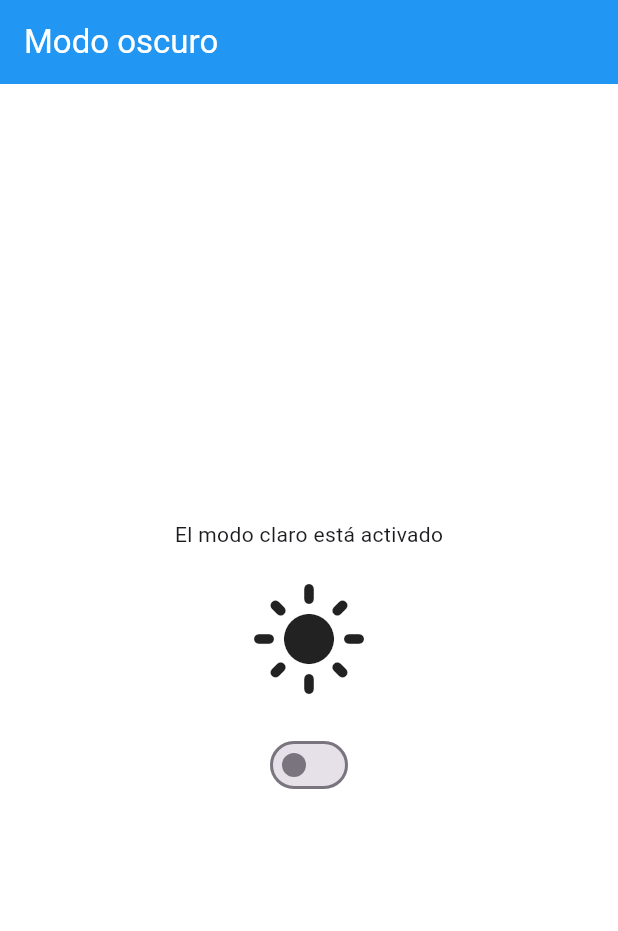
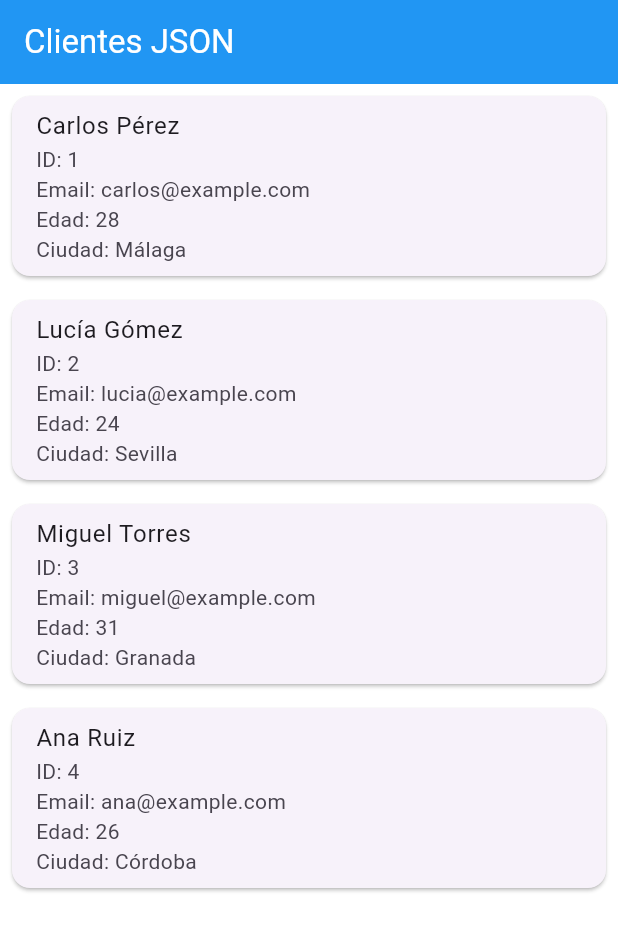
Before and after one commit to Miguelae9/Estudio_Persistencia_Datos, a Flutter app: the screen it shows after launch, on a phone screen of 412 x 824 dp. Shown: the top 931 px of the screen. Run offline on Flutter 3.47's test engine with Material 3 defaults, Android fonts, the light colour scheme and no system bars; our stand-ins replace cloud_firestore, firebase_auth, firebase_core, shared_preferences, sqflite; accounts and stored records are empty.

Commit message:
10/03/2026 (Casa) - 3

```diff
--- /dev/null
+++ b/persistencia_datos/assets/json/clientes.json
@@ -0,0 +1,30 @@
+[
+    {
+        "id": 1,
+        "nombre": "Carlos Pérez",
+        "email": "carlos@example.com",
+        "edad": 28,
+        "ciudad": "Málaga"
+    },
+    {
+        "id": 2,
+        "nombre": "Lucía Gómez",
+        "email": "lucia@example.com",
+        "edad": 24,
+        "ciudad": "Sevilla"
+    },
+    {
+        "id": 3,
+        "nombre": "Miguel Torres",
+        "email": "miguel@example.com",
+        "edad": 31,
+        "ciudad": "Granada"
+    },
+    {
+        "id": 4,
+        "nombre": "Ana Ruiz",
+        "email": "ana@example.com",
+        "edad": 26,
+        "ciudad": "Córdoba"
+    }
+]
--- /dev/null
+++ b/persistencia_datos_ejercicios/assets/json/clientes.json
@@ -0,0 +1,30 @@
+[
+    {
+        "id": 1,
+        "nombre": "Carlos Pérez",
+        "email": "carlos@example.com",
+        "edad": 28,
+        "ciudad": "Málaga"
+    },
+    {
+        "id": 2,
+        "nombre": "Lucía Gómez",
+        "email": "lucia@example.com",
+        "edad": 24,
+        "ciudad": "Sevilla"
+    },
+    {
+        "id": 3,
+        "nombre": "Miguel Torres",
+        "email": "miguel@example.com",
+        "edad": 31,
+        "ciudad": "Granada"
+    },
+    {
+        "id": 4,
+        "nombre": "Ana Ruiz",
+        "email": "ana@example.com",
+        "edad": 26,
+        "ciudad": "Córdoba"
+    }
+]
--- /dev/null
+++ b/persistencia_datos_ejercicios/lib/models/cliente.dart
@@ -0,0 +1,25 @@
+class Cliente {
+  final int id;
+  final String nombre;
+  final String email;
+  final int edad;
+  final String ciudad;
+
+  Cliente({
+    required this.id,
+    required this.nombre,
+    required this.email,
+    required this.edad,
+    required this.ciudad,
+  });
+
+  factory Cliente.fromJson(Map<String, dynamic> json) {
+    return Cliente(
+      id: json['id'],
+      nombre: json['nombre'],
+      email: json['email'],
+      edad: json['edad'],
+      ciudad: json['ciudad'],
+    );
+  }
+}
--- a/persistencia_datos_ejercicios/lib/screens/app.dart
+++ b/persistencia_datos_ejercicios/lib/screens/app.dart
@@ -3,6 +3,7 @@ import 'package:persistencia_datos_ejercicios/screens/auto_refresh.dart';
 import 'package:persistencia_datos_ejercicios/screens/firebase_crud.dart';
 import 'package:persistencia_datos_ejercicios/screens/firebase_login.dart';
 import 'package:persistencia_datos_ejercicios/screens/home_screen.dart';
+import 'package:persistencia_datos_ejercicios/screens/json_assets.dart';
 import 'package:persistencia_datos_ejercicios/screens/modo_oscuro_shared_preferences.dart';
 import 'package:persistencia_datos_ejercicios/screens/path_provider.dart';
 import 'package:persistencia_datos_ejercicios/screens/sqflite_crud.dart';
@@ -44,7 +45,7 @@ class _MyAppState extends State<MyApp> {
   Widget build(BuildContext context) {
     return MaterialApp(
       debugShowCheckedModeBanner: false,
-      initialRoute: "/modo_oscuro",
+      initialRoute: "/json",
 
       // TEMA CLARO
       theme: ThemeData(
@@ -71,6 +72,7 @@ class _MyAppState extends State<MyApp> {
 
       routes: {
         "/home": (context) => const Dashboard(),
+        "/json": (context) => const ClientesScreen(),
         "/refresh": (context) => const AutoRefresh(),
         "/path": (context) => const PathProvider(),
         "/sqflite": (context) => const PrestamoListScreen(),
--- /dev/null
+++ b/persistencia_datos_ejercicios/lib/screens/json_assets.dart
@@ -0,0 +1,76 @@
+import 'dart:convert';
+import 'package:flutter/material.dart';
+import 'package:flutter/services.dart';
+import '../models/cliente.dart';
+
+class ClientesScreen extends StatefulWidget {
+  const ClientesScreen({super.key});
+
+  @override
+  State<ClientesScreen> createState() => _ClientesScreenState();
+}
+
+class _ClientesScreenState extends State<ClientesScreen> {
+  List<Cliente> clientes = [];
+  bool isLoading = true;
+  String errorMessage = "";
+
+  @override
+  void initState() {
+    super.initState();
+    cargarClientes();
+  }
+
+  Future<void> cargarClientes() async {
+    try {
+      final String response = await rootBundle.loadString(
+        'assets/json/clientes.json',
+      );
+
+      final List<dynamic> data = jsonDecode(response);
+
+      setState(() {
+        clientes = data.map((item) => Cliente.fromJson(item)).toList();
+        isLoading = false;
+      });
+    } catch (e) {
+      setState(() {
+        errorMessage = "Error al cargar el JSON";
+        isLoading = false;
+      });
+    }
+  }
+
+  @override
+  Widget build(BuildContext context) {
+    return Scaffold(
+      appBar: AppBar(title: const Text("Clientes JSON")),
+      body: isLoading
+          ? const Center(child: CircularProgressIndicator())
+          : errorMessage.isNotEmpty
+          ? Center(child: Text(errorMessage))
+          : ListView.builder(
+              itemCount: clientes.length,
+              itemBuilder: (context, index) {
+                final cliente = clientes[index];
+
+                return Card(
+                  margin: const EdgeInsets.all(8),
+                  child: ListTile(
+                    title: Text(cliente.nombre),
+                    subtitle: Column(
+                      crossAxisAlignment: CrossAxisAlignment.start,
+                      children: [
+                        Text("ID: ${cliente.id}"),
+                        Text("Email: ${cliente.email}"),
+                        Text("Edad: ${cliente.edad}"),
+                        Text("Ciudad: ${cliente.ciudad}"),
+                      ],
+                    ),
+                  ),
+                );
+              },
+            ),
+    );
+  }
+}
--- a/persistencia_datos_ejercicios/pubspec.yaml
+++ b/persistencia_datos_ejercicios/pubspec.yaml
@@ -65,8 +65,8 @@ flutter:
   uses-material-design: true
 
   # To add assets to your application, add an assets section, like this:
-  # assets:
-  #   - images/a_dot_burr.jpeg
+  assets:
+    - assets/json/clientes.json
   #   - images/a_dot_ham.jpeg
 
   # An image asset can refer to one or more resolution-specific "variants", see
```
